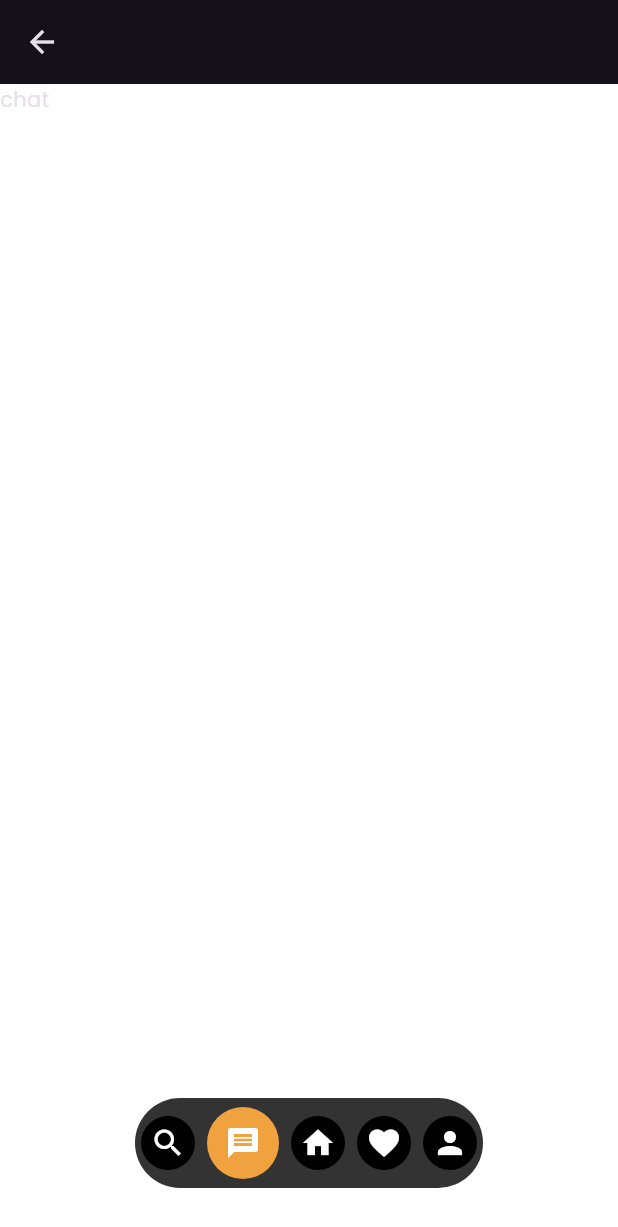
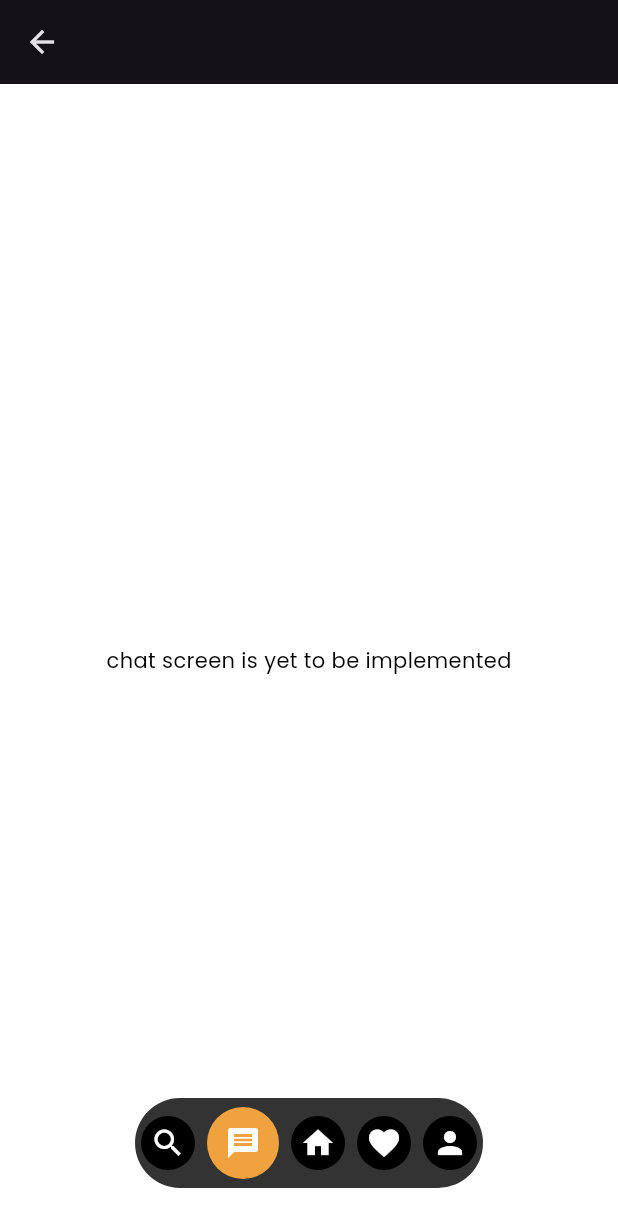
Before and after one commit to santoshgunashekar/real_estate, a Flutter app: the screen it shows after launch, after a tap on the "search" icon, after a tap on the "message" icon, on a phone screen of 412 x 824 dp. Shown: the top 1227 px of the screen. Run offline on Flutter 3.47's test engine with Material 3 defaults, Android fonts, the phone set to English and light mode, and no system bars; our stand-ins replace shared_preferences; missing offline and left inert: custom_pop_up_menu.

Commit message:
Add info for other tabs

```diff
--- a/lib/presentation/dashboard/dashboard_screen.dart
+++ b/lib/presentation/dashboard/dashboard_screen.dart
@@ -173,8 +173,14 @@ class _MainWidget extends StatelessWidget {
               systemOverlayStyle: SystemUiOverlayStyle.light,
             ),
             body: Column(
+              mainAxisAlignment: MainAxisAlignment.center,
               children: [
-                Text(tab.name),
+                Center(
+                  child: Text(
+                    "${tab.name} screen is yet to be implemented",
+                    style: const TextStyle(color: AppColors.black),
+                  ),
+                ),
               ],
             ),
           ),
```
